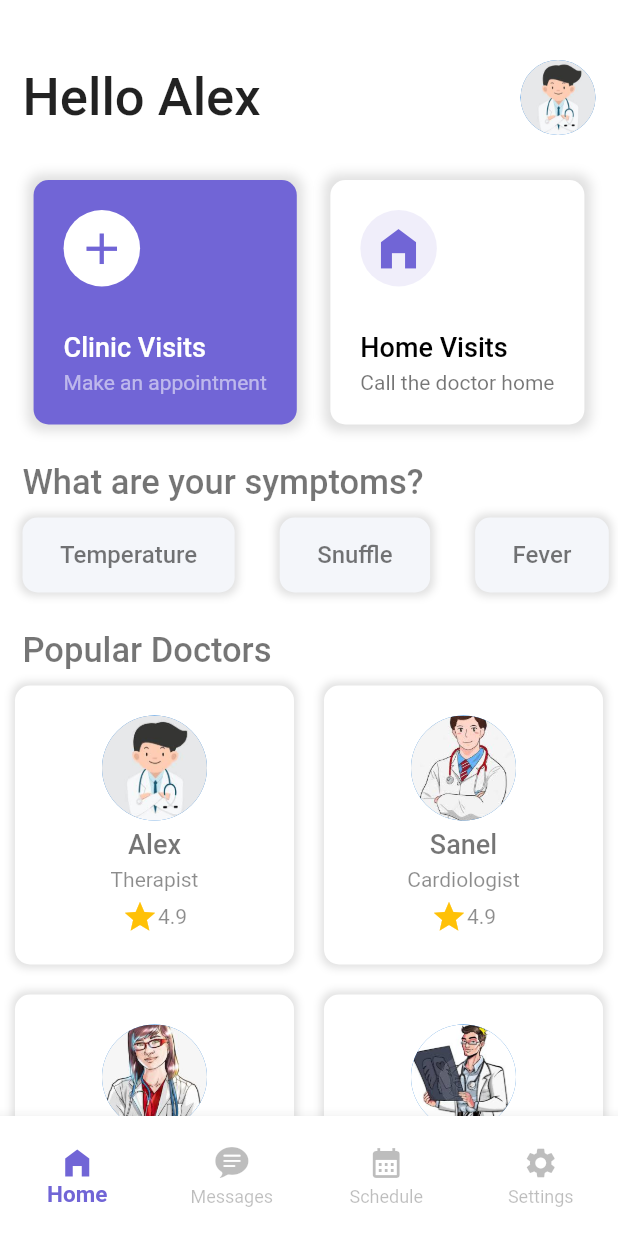
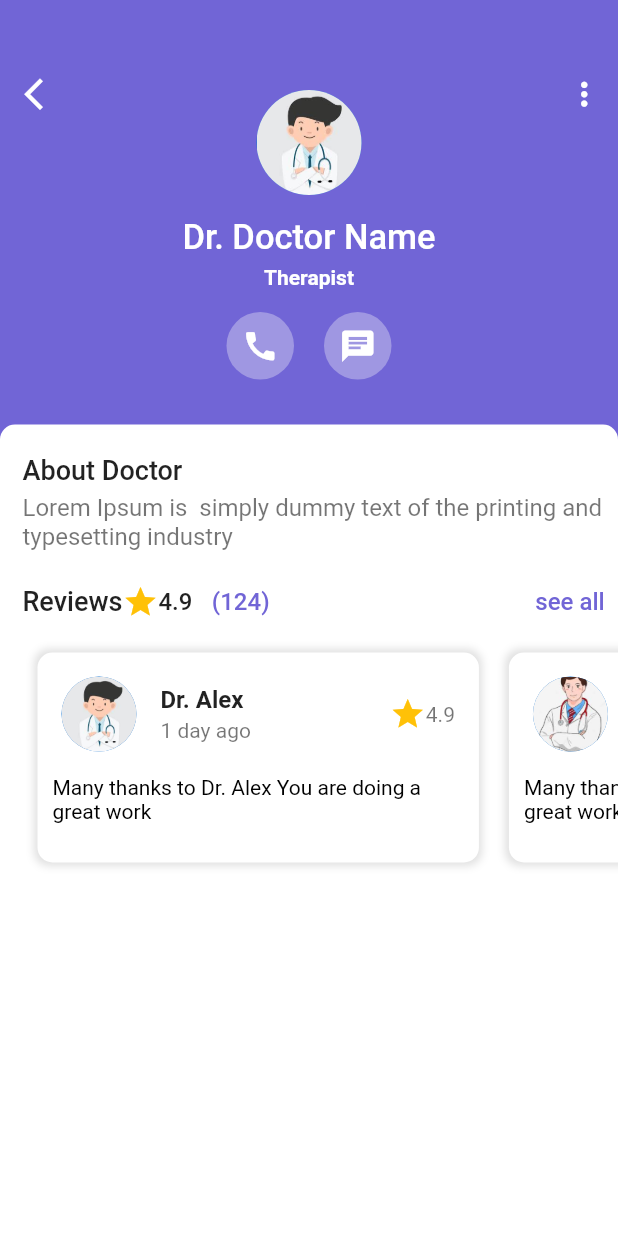
Before and after one commit to erickshayo/healthcare_app, a Flutter app: the NavBarRoots screen opened directly, after a tap on "Alex", on a phone screen of 412 x 824 dp. Run offline on Flutter 3.47's test engine with Material 2 defaults, Android fonts, the phone set to English and light mode, and no system bars.

Commit message:
added some screens

```diff
--- /dev/null
+++ b/lib/screens/appointment_screen.dart
@@ -0,0 +1,291 @@
+import 'package:flutter/material.dart';
+
+class AppointmentScreen extends StatelessWidget {
+  List imgs = [
+    "1.jpg",
+    "2.jpg",
+    "3.jpg",
+    "4.jpg",
+  ];
+  List doctors = [
+    "Alex",
+    "Sanel",
+    "Erick",
+    "Jack",
+  ];
+  List proffession = [
+    "Therapist",
+    "Cardiologist",
+    "Dietician",
+    "Phyisologist",
+  ];
+  List lastSeen = [
+    "1 day ago",
+    "5 hours ago",
+    "just now",
+    "few hours ago",
+  ];
+  List rating = [
+    "4.9",
+    "4.5",
+    "4.8",
+    "4.7",
+  ];
+
+  @override
+  Widget build(BuildContext context) {
+    return Scaffold(
+      backgroundColor: Color(0xFF7165D6),
+      body: SingleChildScrollView(
+        child: Column(
+          children: [
+            SizedBox(height: 50),
+            Padding(
+              padding: EdgeInsets.symmetric(horizontal: 10),
+              child: Stack(
+                children: [
+                  Row(
+                    mainAxisAlignment: MainAxisAlignment.spaceBetween,
+                    children: [
+                      InkWell(
+                        onTap: () {
+                          Navigator.pop(context);
+                        },
+                        child: Icon(
+                          Icons.arrow_back_ios_new,
+                          color: Colors.white,
+                          size: 25,
+                        ),
+                      ),
+                      InkWell(
+                        onTap: () {},
+                        child: Icon(
+                          Icons.more_vert,
+                          color: Colors.white,
+                          size: 25,
+                        ),
+                      )
+                    ],
+                  ),
+                  Padding(
+                    padding: EdgeInsets.symmetric(vertical: 10),
+                    child: Column(
+                      mainAxisAlignment: MainAxisAlignment.spaceEvenly,
+                      children: [
+                        CircleAvatar(
+                          radius: 35,
+                          backgroundImage: AssetImage("images/1.jpg"),
+                        ),
+                        SizedBox(height: 15),
+                        Text(
+                          "Dr. Doctor Name",
+                          style: TextStyle(
+                            fontSize: 23,
+                            fontWeight: FontWeight.w500,
+                            color: Colors.white,
+                          ),
+                        ),
+                        SizedBox(height: 5),
+                        Text(
+                          "Therapist",
+                          style: TextStyle(
+                            color: Colors.white,
+                            fontWeight: FontWeight.bold,
+                          ),
+                        ),
+                        SizedBox(height: 15),
+                        Row(
+                          mainAxisAlignment: MainAxisAlignment.center,
+                          children: [
+                            Container(
+                              padding: EdgeInsets.all(10),
+                              decoration: BoxDecoration(
+                                color: Color(0xFF9F97E2),
+                                shape: BoxShape.circle,
+                              ),
+                              child: Icon(
+                                Icons.call,
+                                color: Colors.white,
+                                size: 25,
+                              ),
+                            ),
+                            SizedBox(width: 20),
+                            Container(
+                              padding: EdgeInsets.all(10),
+                              decoration: BoxDecoration(
+                                color: Color(0xFF9F97E2),
+                                shape: BoxShape.circle,
+                              ),
+                              child: Icon(
+                                Icons.chat,
+                                color: Colors.white,
+                                size: 25,
+                              ),
+                            ),
+                          ],
+                        )
+                      ],
+                    ),
+                  )
+                ],
+              ),
+            ),
+            SizedBox(height: 20),
+            Container(
+              height: MediaQuery.of(context).size.height / 1.5,
+              width: double.infinity,
+              padding: EdgeInsets.only(
+                top: 20,
+                left: 15,
+              ),
+              decoration: BoxDecoration(
+                color: Colors.white,
+                borderRadius: BorderRadius.only(
+                  topLeft: Radius.circular(10),
+                  topRight: Radius.circular(10),
+                ),
+              ),
+              child: Column(
+                crossAxisAlignment: CrossAxisAlignment.start,
+                mainAxisSize: MainAxisSize.max,
+                children: [
+                  Text(
+                    "About Doctor",
+                    style: TextStyle(
+                      fontSize: 18,
+                      fontWeight: FontWeight.w500,
+                    ),
+                  ),
+                  SizedBox(height: 5),
+                  Text(
+                    "Lorem Ipsum is  simply dummy text of the printing and typesetting industry",
+                    style: TextStyle(
+                      fontSize: 16,
+                      color: Colors.black54,
+                    ),
+                  ),
+                  SizedBox(height: 10),
+                  Row(
+                    children: [
+                      Text(
+                        "Reviews",
+                        style: TextStyle(
+                          fontSize: 18,
+                          fontWeight: FontWeight.w500,
+                        ),
+                      ),
+                      SizedBox(height: 10),
+                      Icon(
+                        Icons.star,
+                        color: Colors.amber,
+                      ),
+                      Text(
+                        "4.9 ",
+                        style: TextStyle(
+                          fontWeight: FontWeight.w500,
+                          fontSize: 16,
+                        ),
+                      ),
+                      SizedBox(width: 5),
+                      Text(
+                        " (124) ",
+                        style: TextStyle(
+                          fontWeight: FontWeight.w500,
+                          fontSize: 16,
+                          color: Color(0xFF7165D6),
+                        ),
+                      ),
+                      Spacer(),
+                      TextButton(
+                        onPressed: () {},
+                        child: Text(
+                          "see all",
+                          style: TextStyle(
+                            fontWeight: FontWeight.w500,
+                            fontSize: 16,
+                            color: Color(0xFF7165D6),
+                          ),
+                        ),
+                      ),
+                    ],
+                  ),
+                  SizedBox(
+                    height: 160,
+                    child: ListView.builder(
+                      scrollDirection: Axis.horizontal,
+                      itemCount: 4,
+                      itemBuilder: (context, index) {
+                        return Container(
+                          margin: EdgeInsets.all(10),
+                          padding: EdgeInsets.symmetric(vertical: 5),
+                          decoration: BoxDecoration(
+                            color: Colors.white,
+                            borderRadius: BorderRadius.circular(10),
+                            boxShadow: [
+                              BoxShadow(
+                                color: Colors.black12,
+                                blurRadius: 4,
+                                spreadRadius: 2,
+                              ),
+                            ],
+                          ),
+                          child: SizedBox(
+                            width: MediaQuery.of(context).size.width / 1.4,
+                            child: Column(
+                              children: [
+                                ListTile(
+                                  leading: CircleAvatar(
+                                    radius: 25,
+                                    backgroundImage:
+                                        AssetImage("images/${imgs[index]}"),
+                                  ),
+                                  title: Text(
+                                    "Dr. " + doctors[index],
+                                    style: TextStyle(
+                                      fontWeight: FontWeight.bold,
+                                    ),
+                                  ),
+                                  subtitle: Text(lastSeen[index]),
+                                  trailing: Row(
+                                    mainAxisSize: MainAxisSize.min,
+                                    mainAxisAlignment: MainAxisAlignment.center,
+                                    children: [
+                                      Icon(
+                                        Icons.star,
+                                        color: Colors.amber,
+                                      ),
+                                      Text(
+                                        rating[index],
+                                        style: TextStyle(
+                                          color: Colors.black54,
+                                        ),
+                                      )
+                                    ],
+                                  ),
+                                ),
+                                SizedBox(height: 5),
+                                Padding(
+                                  padding: EdgeInsets.symmetric(horizontal: 10),
+                                  child: Text(
+                                    "Many thanks to Dr. " +doctors[index]+ " You are doing a great work",
+                                    style: TextStyle(
+                                      color: Colors.black,
+                                    ),
+                                  ),
+                                ),
+                              ],
+                            ),
+                          ),
+                        );
+                      },
+                    ),
+                  ),
+                ],
+              ),
+            )
+          ],
+        ),
+      ),
+    );
+  }
+}
--- a/lib/screens/home_sreen.dart
+++ b/lib/screens/home_sreen.dart
@@ -1,4 +1,5 @@
 import 'package:flutter/material.dart';
+import 'package:healthcare_app/screens/appointment_screen.dart';
 
 class HomeScreen extends StatelessWidget {
   List symptoms = ["Temperature", "Snuffle", "Fever", "Cough", "Cold"];
@@ -216,7 +217,14 @@ class HomeScreen extends StatelessWidget {
             physics: NeverScrollableScrollPhysics(),
             itemBuilder: (context, index) {
               return InkWell(
-                onTap: () {},
+                onTap: () {
+                  Navigator.push(
+                    context,
+                    MaterialPageRoute(
+                      builder: (context) => AppointmentScreen(),
+                    ),
+                  );
+                },
                 child: Container(
                   margin: EdgeInsets.all(10),
                   padding: EdgeInsets.symmetric(vertical: 15),
--- a/lib/screens/setting_screen.dart
+++ b/lib/screens/setting_screen.dart
@@ -0,0 +1,8 @@
+import 'package:flutter/material.dart';
+
+class SettingsScreen extends StatelessWidget {
+  @override
+  Widget build(BuildContext context) {
+    return Container();
+  }
+}
```
